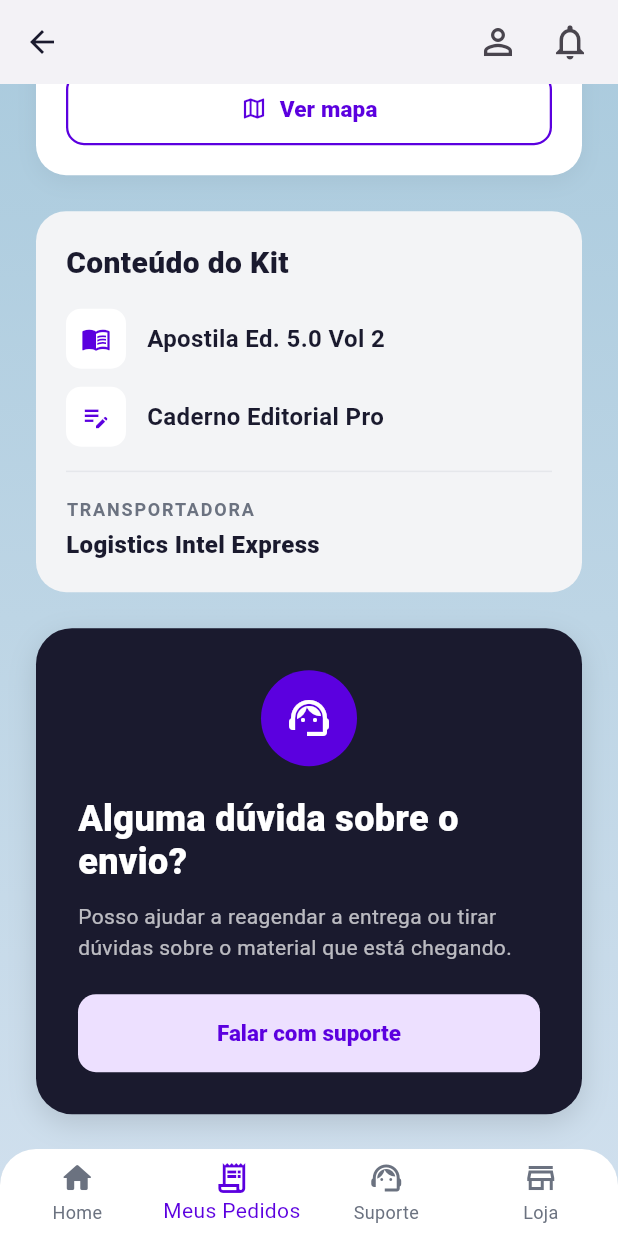
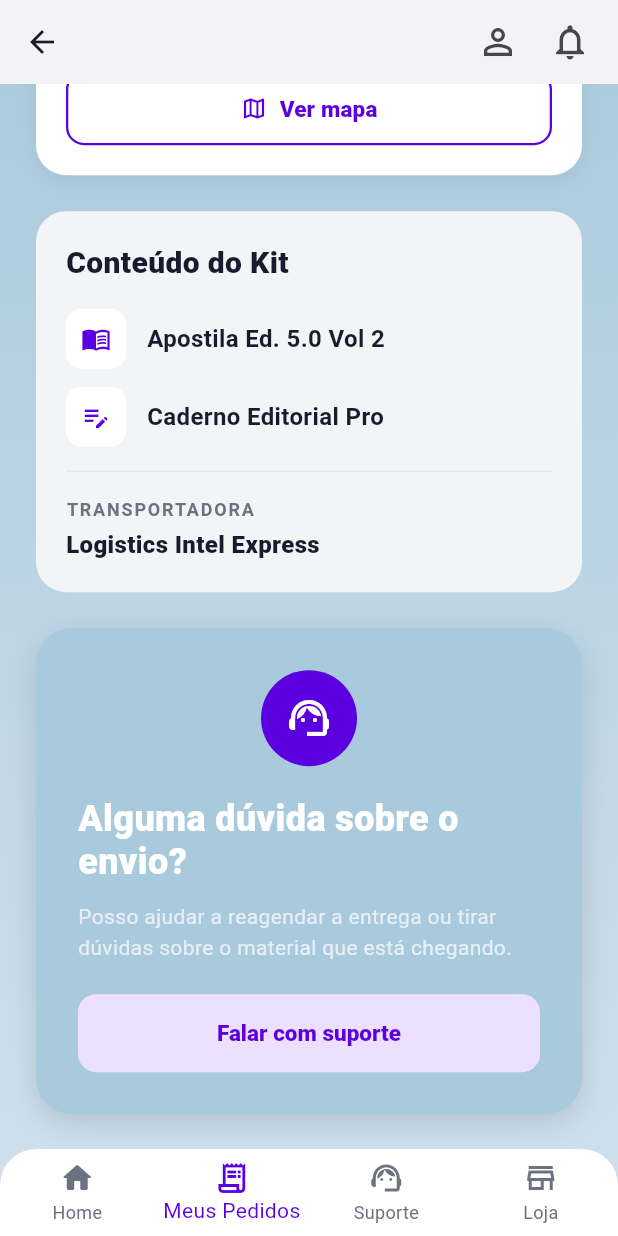
Before and after one commit to trabalhos-si-fiap/edu, a Flutter app: the OrderDetailsScreen screen opened by its route, scrolled down 922 dp, on a phone screen of 412 x 824 dp. Run offline on Flutter 3.47's test engine with Material 3 defaults, Android fonts, the phone set to English and light mode, and no system bars; our stand-ins replace cached_network_image, firebase_core, firebase_messaging, flutter_local_notifications, flutter_secure_storage, google_maps_flutter; accounts and stored records are empty; generated files the repository leaves out were written again; network calls fail; Roboto replaces fonts that are missing (LexendDeca).

Commit message:
style(colors): changing color primary

```diff
--- a/front-end-flutter/lib/features/admin/presentation/admin_dashboard_screen.dart
+++ b/front-end-flutter/lib/features/admin/presentation/admin_dashboard_screen.dart
@@ -132,7 +132,7 @@ class _CabecalhoResumo extends StatelessWidget {
       width: double.infinity,
       padding: const EdgeInsets.all(18),
       decoration: BoxDecoration(
-        color: AppColors.primary,
+        color: AppColors.background,
         borderRadius: BorderRadius.circular(18),
       ),
       child: Column(
--- a/front-end-flutter/lib/features/admin/presentation/widgets/admin_scaffold.dart
+++ b/front-end-flutter/lib/features/admin/presentation/widgets/admin_scaffold.dart
@@ -50,7 +50,7 @@ class AdminScaffold extends StatelessWidget {
     return Scaffold(
       backgroundColor: AppColors.inputFill,
       appBar: AppBar(
-        backgroundColor: AppColors.primary,
+        backgroundColor: AppColors.background,
         elevation: 0,
         automaticallyImplyLeading: false,
         title: Text(
@@ -58,13 +58,13 @@ class AdminScaffold extends StatelessWidget {
           style: const TextStyle(
             fontSize: 18,
             fontWeight: FontWeight.w700,
-            color: AppColors.white,
+            color: AppColors.textPrimary,
           ),
         ),
         actions: [
           IconButton(
             onPressed: () => _logout(context),
-            icon: const Icon(Icons.logout, color: AppColors.white),
+            icon: const Icon(Icons.logout, color: AppColors.textPrimary),
             tooltip: 'Sair',
           ),
           const SizedBox(width: 8),
--- a/front-end-flutter/lib/features/marketplace/presentation/order_details_screen.dart
+++ b/front-end-flutter/lib/features/marketplace/presentation/order_details_screen.dart
@@ -459,7 +459,7 @@ class _SupportCard extends StatelessWidget {
       width: double.infinity,
       padding: const EdgeInsets.all(28),
       decoration: BoxDecoration(
-        color: AppColors.primary,
+        color: AppColors.background,
         borderRadius: BorderRadius.circular(24),
         boxShadow: [
           BoxShadow(
--- a/front-end-flutter/lib/features/support/presentation/support_screen.dart
+++ b/front-end-flutter/lib/features/support/presentation/support_screen.dart
@@ -174,7 +174,7 @@ class _EmptyState extends StatelessWidget {
               width: 56,
               height: 56,
               decoration: const BoxDecoration(
-                color: AppColors.primary,
+                color: AppColors.background,
                 shape: BoxShape.circle,
               ),
               child: const Icon(
```
